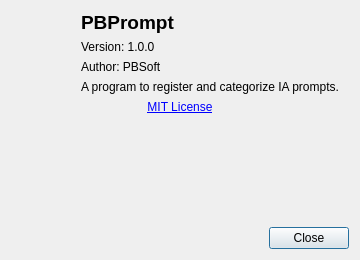
Before: the Qt Designer form src/pbprompt/gui/about_dialog.ui in ppoilbarbe/PBPrompt, drawn with Qt 5.
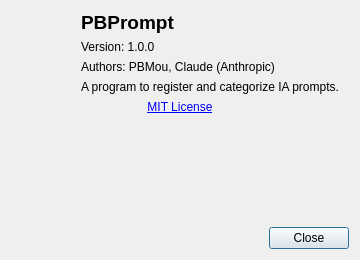
After: the same form once the commit is applied.

Commit message:
Release v1.0.6: rename PBSoft→PBMou, fix thumbnail ghost, CI improvements
- Rename organisation PBSoft → PBMou everywhere; correct copyright year to 2026
- Fix ImageDelegate: suppress CE_ItemViewItem ghost image in thumbnail column
- CI: build/docs jobs run on every push; ReadTheDocs + release remain tag-only
- CI: actions/checkout → v5 (Node.js 24) + FORCE_JAVASCRIPT_ACTIONS_TO_NODE24
- About dialog: Authors label, add Claude (Anthropic) as co-author
- Add doc/_build/ to .gitignore

Patch:
```diff
--- a/src/pbprompt/gui/about_dialog.ui
+++ b/src/pbprompt/gui/about_dialog.ui
@@ -66,7 +66,7 @@
        <item>
         <widget class="QLabel" name="authorLabel">
          <property name="text">
-          <string>Author: PBSoft</string>
+          <string>Authors: PBMou, Claude (Anthropic)</string>
          </property>
         </widget>
        </item>
```
The commit also changes 24 other files.
